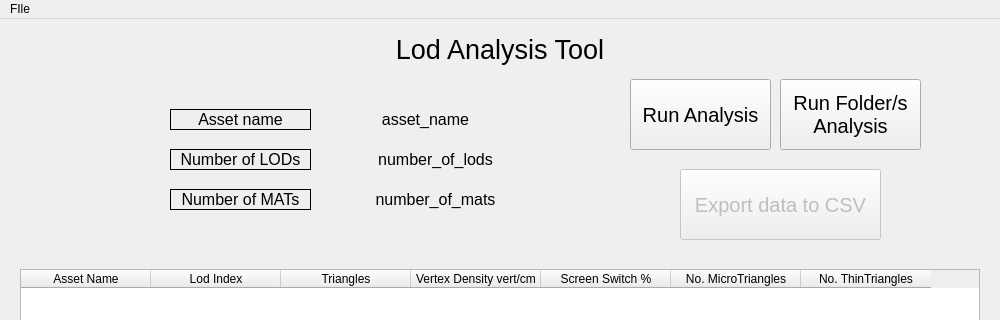
The window that ToolGUI.ui (mattyvioo/lod-analysis-tool) describes before a commit, drawn with Qt 5; both pictures show x 0 to 1000 and y 0 to 320 of the 1000 by 484 pixel window.
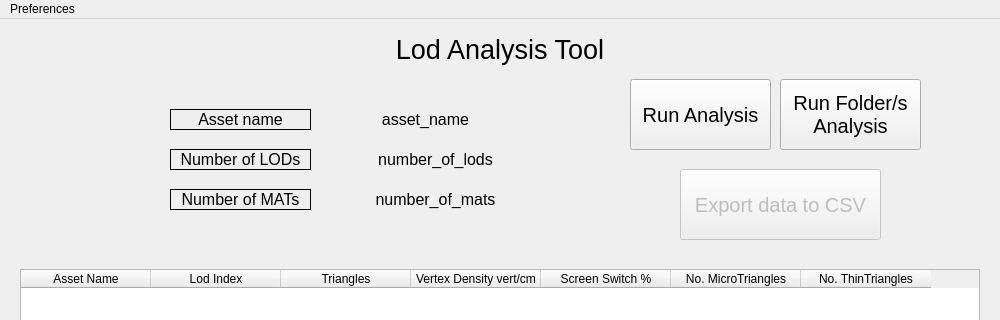
The same window after the commit.

Commit message: updated and corrected text

What changed in the file:
```diff
--- a/ToolGUI.ui
+++ b/ToolGUI.ui
@@ -369,7 +369,7 @@
    </property>
    <widget class="QMenu" name="menuFIle">
     <property name="title">
-     <string>FIle</string>
+     <string>Preferences</string>
     </property>
     <addaction name="actionPreferences"/>
    </widget>
```
Left out of the diff: 2 changed lines with no effect on the pictures. The commit also changes 1 other file.
